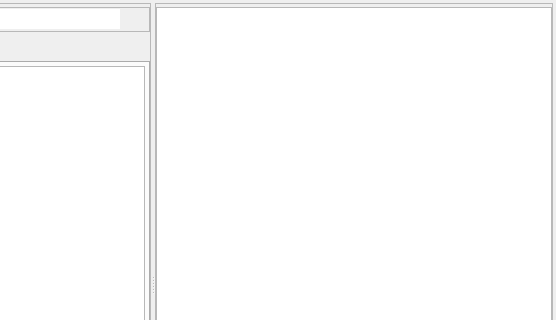
This is Tools/ResourceEditor/DataQt/materialbrowser.ui in xaoctech/dava.engine as Qt 5 draws it before an edit; both pictures show x 266 to 822 and y 0 to 320 of the 822 by 567 pixel window. The edited form follows.
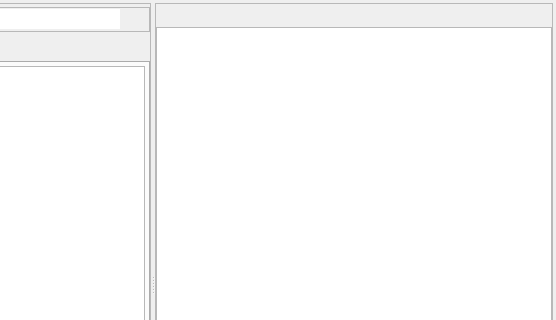
This is the edited form. Icons and pictures are not drawn. Custom widgets are drawn as their Qt base class.

Patch:
```diff
--- a/Tools/ResourceEditor/DataQt/materialbrowser.ui
+++ b/Tools/ResourceEditor/DataQt/materialbrowser.ui
@@ -236,6 +236,9 @@
        <property name="bottomMargin">
         <number>3</number>
        </property>
+       <item>
+        <widget class="QToolBar" name="materialsViewToolBar"/>
+       </item>
        <item>
         <widget class="MaterialView" name="materialView">
          <property name="gridSize">
```
